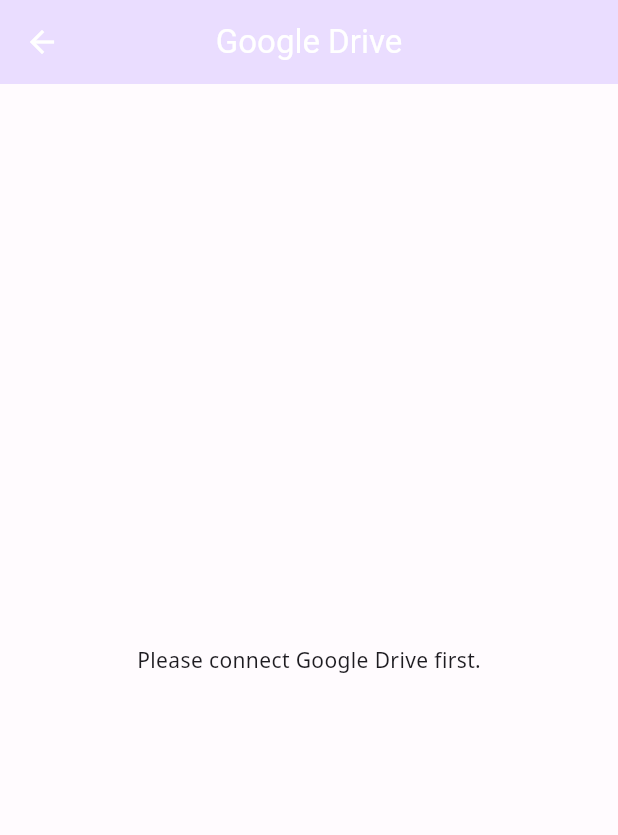
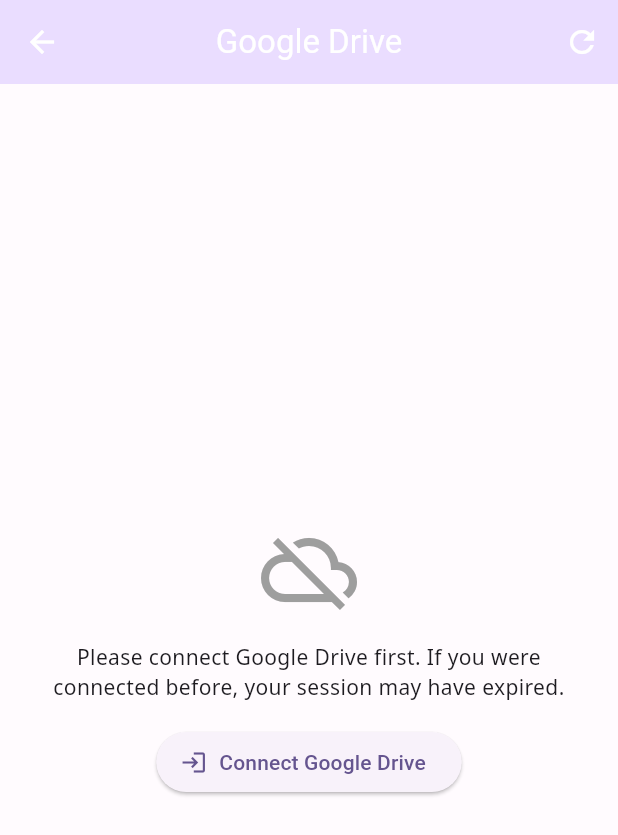
Before and after one commit to lamnguyenvan1986/EPub, a Flutter app: the GoogleDriveBooksScreen screen opened directly, on a phone screen of 412 x 824 dp. Shown: the top 835 px of the screen. Run offline on Flutter 3.47's test engine with Material 3 defaults, Android fonts, the phone set to English and light mode, and no system bars; our stand-ins replace audio_service, cloud_firestore, file_picker, firebase_auth, firebase_core, flutter_tts and 6 more; missing offline and left inert: googleapis, katbook_epub_reader, pdfrx; accounts and stored records are empty; project files that could hold a hidden picture were left out.

Commit message:
Sửa lỗi import Google Drive: hiện file AZW/AZW3, nút kết nối, xử lý phiên hết hạn
Co-Authored-By: Claude Opus 5.5 <noreply@anthropic.com>
Claude-Session: https://claude.ai/code/session_01WB7NgrKiWpRy8WVDdAiJq2

```diff
--- a/lib/providers/book_provider.dart
+++ b/lib/providers/book_provider.dart
@@ -93,7 +93,7 @@ class BookProvider with ChangeNotifier {
       await _addOrUpdateBook(
         title: file.name ?? 'unknown',
         filePath: file.name ?? '',
-        fileType: file.mimeType ?? 'application/octet-stream',
+        fileType: DriveService.resolveBookMimeType(file.name, file.mimeType),
         author: 'Unknown',
         fromDrive: true,
         driveFile: file,
--- a/lib/screens/file_import_screen.dart
+++ b/lib/screens/file_import_screen.dart
@@ -259,6 +259,54 @@ class GoogleDriveBooksScreen extends StatefulWidget {
 class _GoogleDriveBooksScreenState extends State<GoogleDriveBooksScreen> {
   // Giữ future để không gọi lại Drive API mỗi lần rebuild
   Future<List<drive.File>>? _filesFuture;
+  bool _isConnecting = false;
+  String? _connectError;
+
+  Future<void> _connect() async {
+    setState(() {
+      _isConnecting = true;
+      _connectError = null;
+    });
+    final success = await DriveService().authenticate();
+    if (!mounted) return;
+    setState(() {
+      _isConnecting = false;
+      _filesFuture = null;
+      if (!success) _connectError = 'Failed to connect to Google Drive';
+    });
+  }
+
+  Widget _buildConnectPrompt(String message) {
+    return Center(
+      child: Padding(
+        padding: const EdgeInsets.all(24),
+        child: Column(
+          mainAxisAlignment: MainAxisAlignment.center,
+          children: [
+            const Icon(Icons.cloud_off, size: 64, color: Colors.grey),
+            const SizedBox(height: 16),
+            Text(message, textAlign: TextAlign.center),
+            const SizedBox(height: 16),
+            ElevatedButton.icon(
+              onPressed: _isConnecting ? null : _connect,
+              icon: _isConnecting
+                  ? const SizedBox(
+                      width: 16,
+                      height: 16,
+                      child: CircularProgressIndicator(strokeWidth: 2),
+                    )
+                  : const Icon(Icons.login),
+              label: const Text('Connect Google Drive'),
+            ),
+            if (_connectError != null) ...[
+              const SizedBox(height: 12),
+              Text(_connectError!, style: TextStyle(color: Colors.red.shade700)),
+            ],
+          ],
+        ),
+      ),
+    );
+  }
 
   Future<void> _downloadAndImportFile(BuildContext context, drive.File file) async {
     try {
@@ -288,11 +336,22 @@ class _GoogleDriveBooksScreenState extends State<GoogleDriveBooksScreen> {
           icon: const Icon(Icons.arrow_back),
           onPressed: Navigator.of(context).pop,
         ),
+        actions: [
+          IconButton(
+            icon: const Icon(Icons.refresh),
+            tooltip: 'Refresh',
+            onPressed: () => setState(() => _filesFuture = null),
+          ),
+        ],
       ),
       body: Consumer<DriveService>(
         builder: (context, driveService, child) {
           if (!driveService.isAuthenticated) {
-            return const Center(child: Text('Please connect Google Drive first.'));
+            // Phiên hết hạn giữa chừng: bỏ kết quả cũ để tải lại sau khi kết nối
+            _filesFuture = null;
+            return _buildConnectPrompt(
+              'Please connect Google Drive first. If you were connected before, your session may have expired.',
+            );
           }
 
           return FutureBuilder<List<drive.File>>(
@@ -324,7 +383,7 @@ class _GoogleDriveBooksScreenState extends State<GoogleDriveBooksScreen> {
                     children: const [
                       Icon(Icons.folder_open, size: 64, color: Colors.grey),
                       SizedBox(height: 16),
-                      Text('No PDF or EPUB files found in Google Drive'),
+                      Text('No PDF, EPUB or MOBI files found in Google Drive'),
                     ],
                   ),
                 );
```
Also changed, not shown: lib/services/drive_service.dart (+53 -6 lines), 2 other files.
